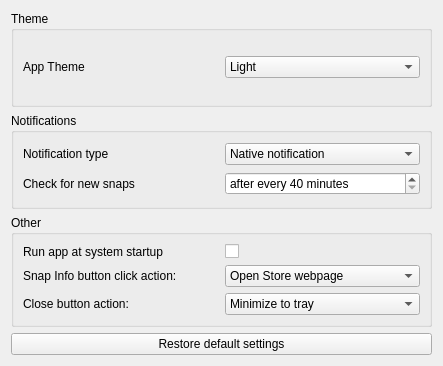
Above: src/settingswidget.ui from keshavbhatt/SnapHerald before the change. Below: the same form after it.
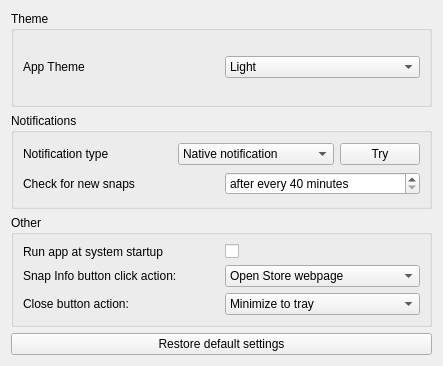
That is the form after the change. Icons and pictures are not drawn.

Commit message: added try button to test notification type.

What changed in the file:
```diff
--- a/src/settingswidget.ui
+++ b/src/settingswidget.ui
@@ -77,6 +77,19 @@
           </item>
          </widget>
         </item>
+        <item>
+         <widget class="QPushButton" name="tryNotification">
+          <property name="sizePolicy">
+           <sizepolicy hsizetype="Maximum" vsizetype="Fixed">
+            <horstretch>0</horstretch>
+            <verstretch>0</verstretch>
+           </sizepolicy>
+          </property>
+          <property name="text">
+           <string>Try</string>
+          </property>
+         </widget>
+        </item>
        </layout>
       </item>
       <item>
```
The commit also changes 2 other files.
